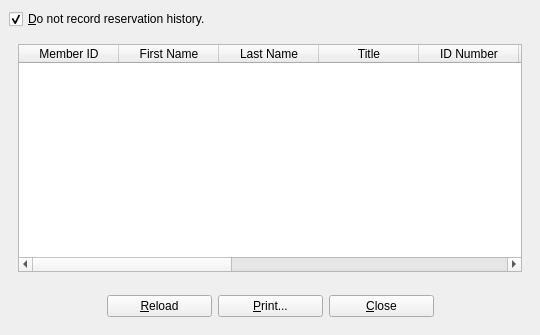
Above: UI/biblioteq_history.ui from textbrowser/biblioteq before the change. Below: the same form after it.
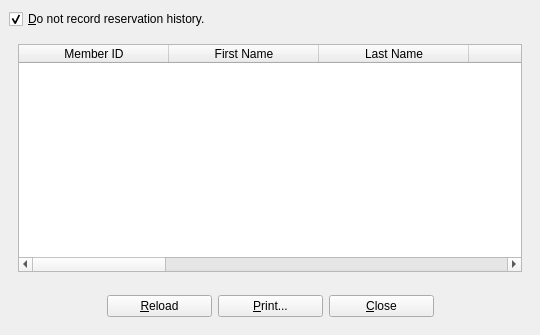
That is the form after the change. Icons and pictures are not drawn.

Commit message: GL changes. Minimum column widths.

Diff of the .ui file:
```diff
--- a/UI/biblioteq_history.ui
+++ b/UI/biblioteq_history.ui
@@ -61,6 +61,9 @@
          <property name="cornerButtonEnabled">
           <bool>false</bool>
          </property>
+         <attribute name="horizontalHeaderMinimumSectionSize">
+          <number>150</number>
+         </attribute>
          <attribute name="horizontalHeaderStretchLastSection">
           <bool>true</bool>
          </attribute>
```
The commit also changes 11 other files.
